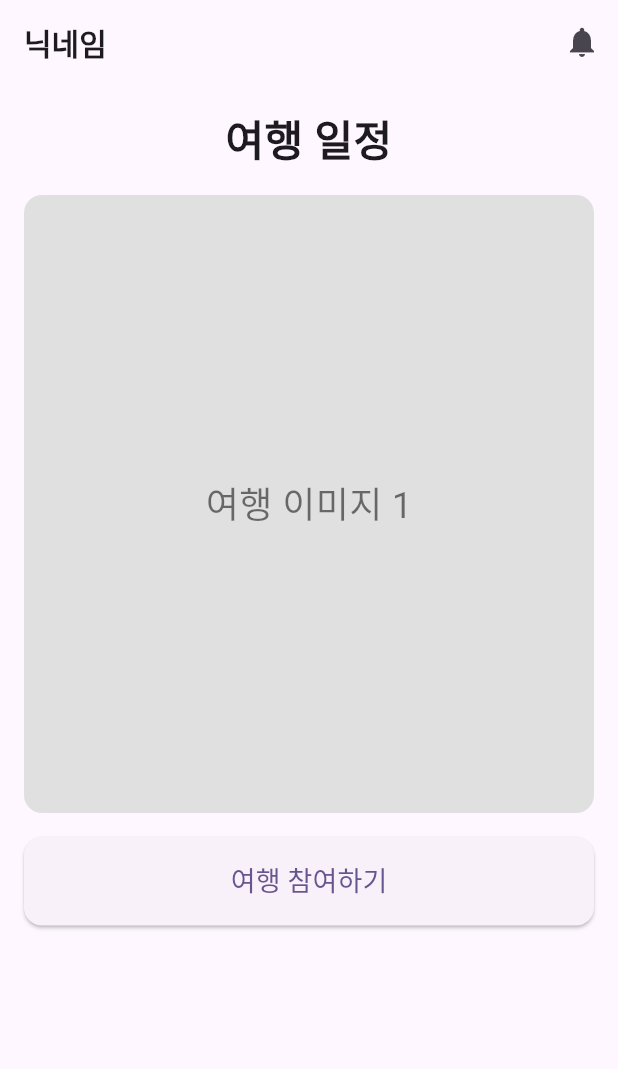
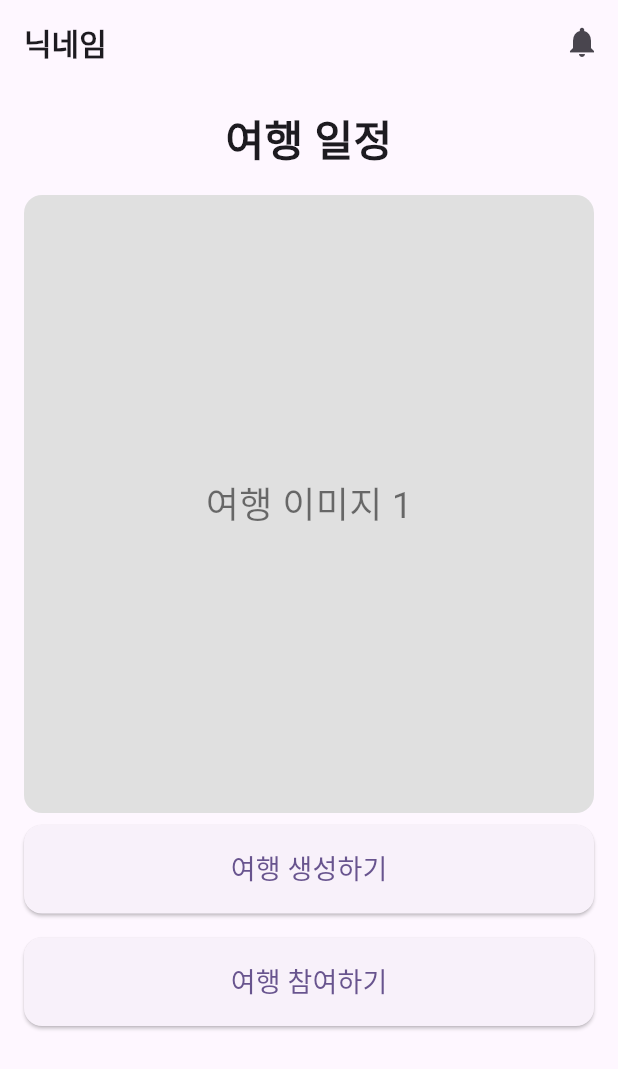
Before and after one commit to project-yoen/yoen_front, a Flutter app: the BaseScreen screen opened directly, on a phone screen of 412 x 824 dp. Shown: the top 1069 px of the screen. Run offline on Flutter 3.47's test engine with Material 3 defaults, Android fonts, the phone set to English and light mode, and no system bars; our stand-ins replace dio, flutter_riverpod, retrofit; generated files the repository leaves out were written again.

Commit message:
feat: 여행 생성하기 버튼

```diff
--- a/lib/view/base.dart
+++ b/lib/view/base.dart
@@ -63,7 +63,28 @@ class BaseScreen extends StatelessWidget {
             ),
           ),
           Padding(
-            padding: const EdgeInsets.all(16.0),
+            padding: const EdgeInsets.symmetric(
+              horizontal: 16.0,
+              vertical: 8.0,
+            ),
+            child: ElevatedButton(
+              onPressed: () {
+                // 여행 생성하기 버튼 클릭 시 동작
+              },
+              style: ElevatedButton.styleFrom(
+                padding: const EdgeInsets.symmetric(vertical: 16),
+                shape: RoundedRectangleBorder(
+                  borderRadius: BorderRadius.circular(12),
+                ),
+              ),
+              child: const Text('여행 생성하기', style: TextStyle(fontSize: 18)),
+            ),
+          ),
+          Padding(
+            padding: const EdgeInsets.symmetric(
+              horizontal: 16.0,
+              vertical: 8.0,
+            ),
             child: ElevatedButton(
               onPressed: () {
                 // 여행 참여하기 버튼 클릭 시 동작
```
